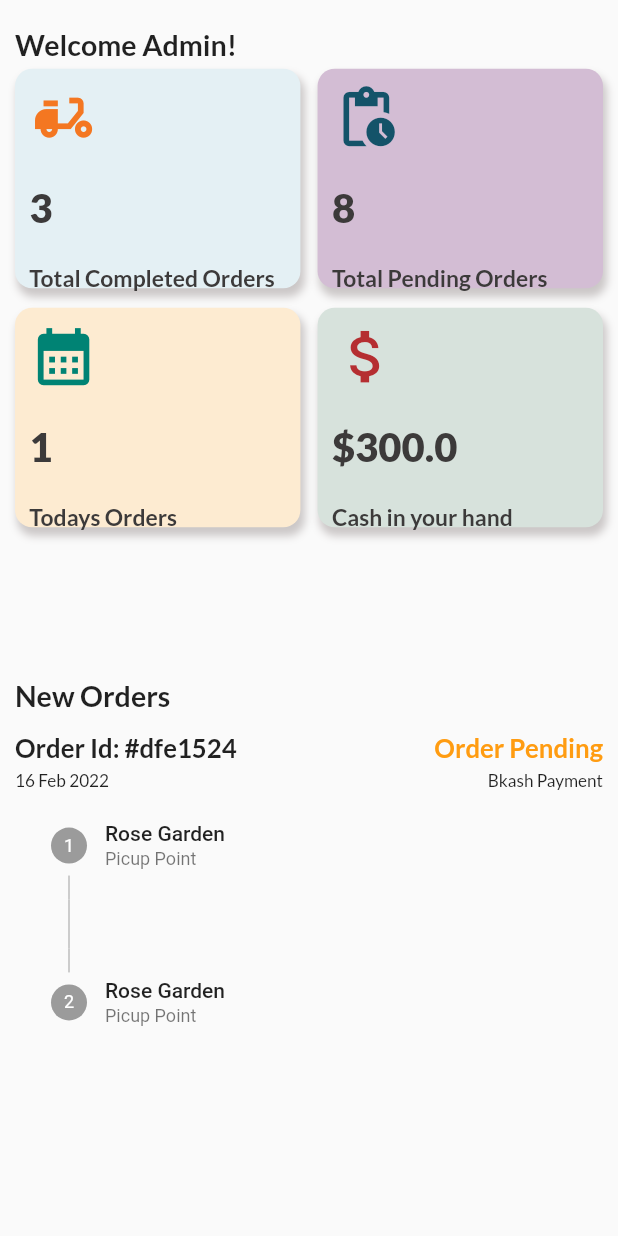
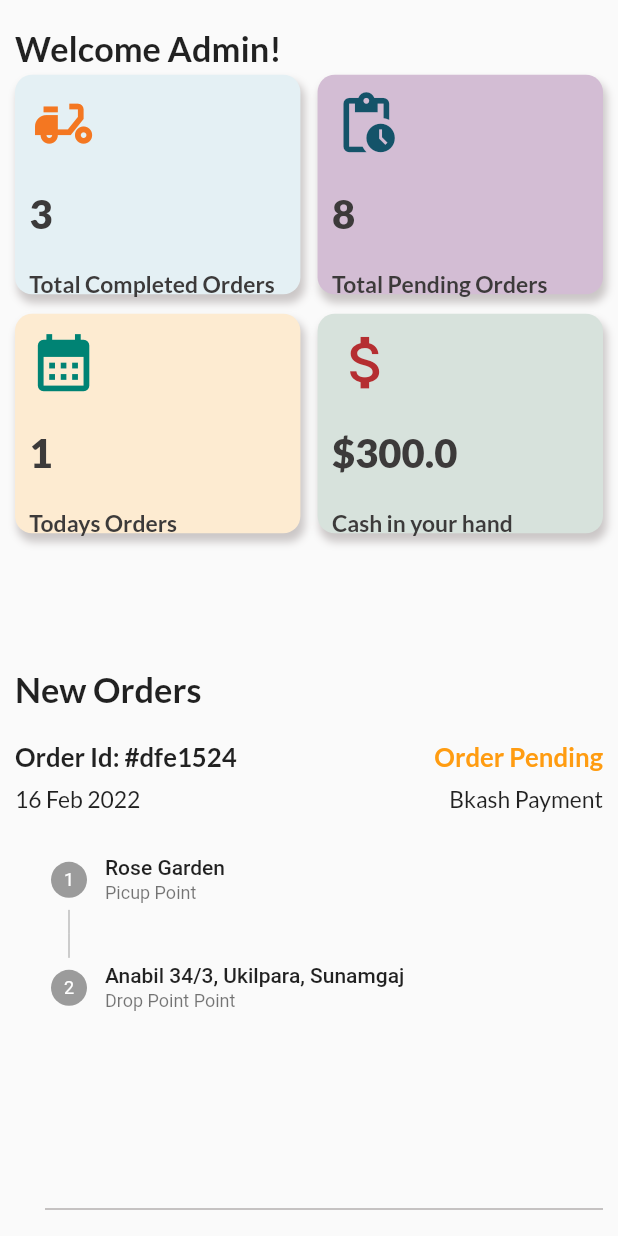
Before and after one commit to Squad-Head/flutter_multivendor_food_delivery_app, a Flutter app: the screen it shows after launch, on a phone screen of 412 x 824 dp. Run offline on Flutter 3.47's test engine with Material 2 defaults, Android fonts, the phone set to English and light mode, and no system bars; our stand-ins replace firebase_core, flutter_screenutil, google_fonts; accounts and stored records are empty.

Commit message:
added: Welcome Screen complete

```diff
--- a/multivendor_food_delivery_customer/lib/presentation/constants.dart
+++ b/multivendor_food_delivery_customer/lib/presentation/constants.dart
@@ -14,7 +14,7 @@ final TextStyle kSecondaryHeadingStyle = GoogleFonts.lato(
   color: const Color.fromARGB(255, 60, 58, 58),
 );
 final TextStyle kTitleStyle = GoogleFonts.lato(
-  fontSize: 50.sp,
+  fontSize: 60.sp,
   fontWeight: FontWeight.w600,
 );
 
@@ -23,4 +23,4 @@ final TextStyle kSubTitleStyle = GoogleFonts.lato(
   fontWeight: FontWeight.w700,
 );
 
-final TextStyle kTextStyle = GoogleFonts.lato(fontSize: 30.sp);
+final TextStyle kTextStyle = GoogleFonts.lato(fontSize: 40.sp);
--- a/multivendor_food_delivery_customer/lib/presentation/screens/delivery_welcome_screen.dart
+++ b/multivendor_food_delivery_customer/lib/presentation/screens/delivery_welcome_screen.dart
@@ -3,6 +3,7 @@ import 'package:flutter_screenutil/flutter_screenutil.dart';
 
 import 'package:multivendor_food_delivery_customer/presentation/constants.dart';
 
+import '../widget/new_order_widget.dart';
 import '../widget/welcome_grid_widget.dart';
 
 class DeliveryWelcomeScreen extends StatelessWidget {
@@ -33,66 +34,14 @@ class DeliveryWelcomeScreen extends StatelessWidget {
             child: NewOrdersWIdget(oderId: oderId),
             flex: 8,
           ),
+
+          const Divider(
+            color: Color.fromARGB(255, 179, 176, 176),
+            thickness: 1,
+            indent: 20,
+          )
         ],
       ),
     );
   }
 }
-
-class NewOrdersWIdget extends StatelessWidget {
-  const NewOrdersWIdget({
-    Key? key,
-    required this.oderId,
-  }) : super(key: key);
-
-  final String oderId;
-
-  @override
-  Widget build(BuildContext context) {
-    return Column(
-      crossAxisAlignment: CrossAxisAlignment.start,
-      children: [
-        Text('New Orders', style: kTitleStyle),
-        SizedBox(height: 30.h),
-        Row(
-          mainAxisAlignment: MainAxisAlignment.spaceBetween,
-          children: [
-            Text(
-              'Order Id: $oderId',
-              style: kSubTitleStyle,
-            ),
-            Text(
-              // TODO: use the enum orderstatus.pending/delivered..etc
-              'Order Pending',
-
-              style: kSubTitleStyle.copyWith(color: const Color(0xFFff9c11)),
-            )
-          ],
-        ),
-        SizedBox(height: 10.h),
-        Row(
-          mainAxisAlignment: MainAxisAlignment.spaceBetween,
-          children: [
-            Text('16 Feb 2022', // TODO: use current date here
-                style: kTextStyle),
-            Text('Bkash Payment',
-                // TODO: Payment method
-                style: kTextStyle)
-          ],
-        ),
-        Stepper(controlsBuilder: (context, details) => Container(), steps: [
-          Step(
-            title: const Text('Rose Garden'),
-            subtitle: const Text('Picup Point'),
-            content: SizedBox(height: 20.h),
-          ),
-          Step(
-            title: const Text('Rose Garden'),
-            subtitle: const Text('Picup Point'),
-            content: Container(),
-          ),
-        ])
-      ],
-    );
-  }
-}
--- /dev/null
+++ b/multivendor_food_delivery_customer/lib/presentation/widget/new_order_widget.dart
@@ -0,0 +1,56 @@
+import 'package:flutter/material.dart';
+import 'package:flutter_screenutil/flutter_screenutil.dart';
+
+import '../constants.dart';
+import '../screens/delivery_welcome_screen.dart';
+import 'stepper_widget.dart';
+
+class NewOrdersWIdget extends StatelessWidget {
+  const NewOrdersWIdget({
+    Key? key,
+    required this.oderId,
+  }) : super(key: key);
+
+  final String oderId;
+
+  @override
+  Widget build(BuildContext context) {
+    return Column(
+      crossAxisAlignment: CrossAxisAlignment.start,
+      children: [
+        Text('New Orders', style: kTitleStyle),
+        SizedBox(height: 50.h),
+        Row(
+          mainAxisAlignment: MainAxisAlignment.spaceBetween,
+          children: [
+            Text(
+              'Order Id: $oderId',
+              style: kSubTitleStyle,
+            ),
+            Text(
+              // TODO: use the enum orderstatus.pending/delivered..etc
+              'Order Pending',
+
+              style: kSubTitleStyle.copyWith(color: const Color(0xFFff9c11)),
+            )
+          ],
+        ),
+        SizedBox(height: 20.h),
+        Row(
+          mainAxisAlignment: MainAxisAlignment.spaceBetween,
+          children: [
+            Text('16 Feb 2022', // TODO: use current date here
+                style: kTextStyle),
+            Text('Bkash Payment',
+                // TODO: Payment method
+                style: kTextStyle)
+          ],
+        ),
+        SizedBox(
+          height: 20.h,
+        ),
+        StepperWidget()
+      ],
+    );
+  }
+}
--- /dev/null
+++ b/multivendor_food_delivery_customer/lib/presentation/widget/stepper_widget.dart
@@ -0,0 +1,27 @@
+import 'package:flutter/material.dart';
+
+class StepperWidget extends StatelessWidget {
+  const StepperWidget({
+    Key? key,
+  }) : super(key: key);
+
+  @override
+  Widget build(BuildContext context) {
+    return Stepper(
+      controlsBuilder: (context, details) => Container(),
+      currentStep: 1,
+      steps: const [
+        Step(
+          title: Text('Rose Garden'),
+          subtitle: Text('Picup Point'),
+          content: SizedBox(),
+        ),
+        Step(
+          title: Text('Anabil 34/3, Ukilpara, Sunamgaj'),
+          subtitle: Text('Drop Point Point'),
+          content: SizedBox(),
+        ),
+      ],
+    );
+  }
+}
```
